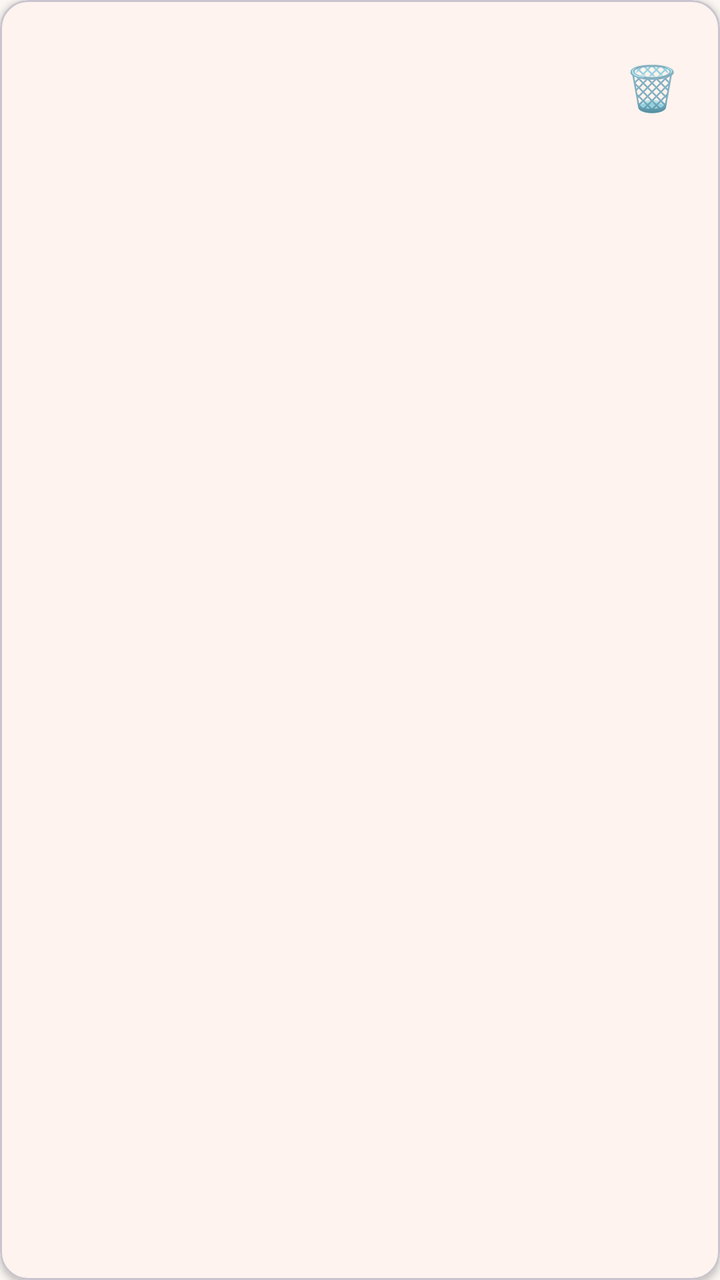
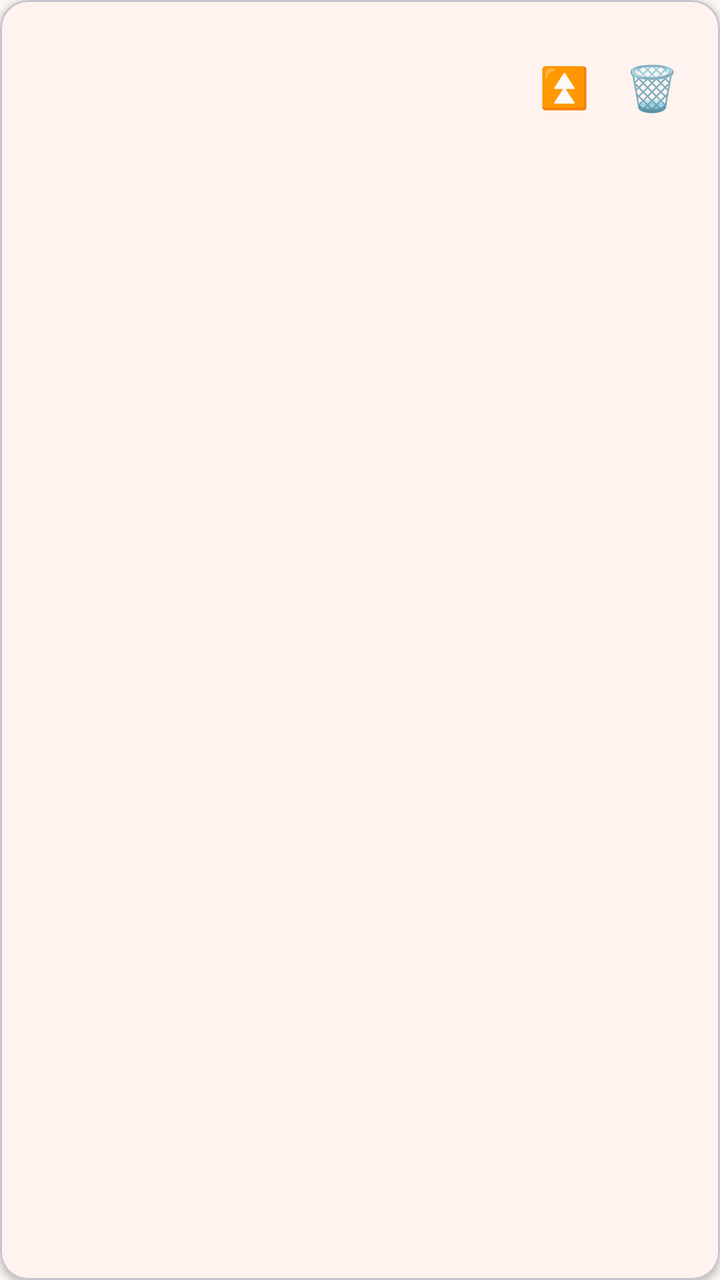

The first picture is an Android layout as it rendered before a commit; the second is the same layout after the commit. The layout source and the unified diff follow.
<!-- AndroidManifest.xml: application theme AppTheme -->
<!-- res/layout/item_downloaded.xml -->
<?xml version="1.0" encoding="utf-8"?>
<com.google.android.material.card.MaterialCardView
    xmlns:android="http://schemas.android.com/apk/res/android"
    xmlns:app="http://schemas.android.com/apk/res-auto"
    android:layout_width="match_parent"
    android:layout_height="wrap_content"
    android:layout_marginBottom="10dp"
    app:cardCornerRadius="14dp"
    app:cardElevation="2dp"
    app:cardBackgroundColor="?attr/colorSurface">

    <LinearLayout
        android:id="@+id/itemRoot"
        android:layout_width="match_parent"
        android:layout_height="wrap_content"
        android:orientation="horizontal"
        android:gravity="center_vertical"
        android:padding="12dp"
        android:foreground="?attr/selectableItemBackground"
        android:clickable="true"
        android:focusable="true">

        <LinearLayout
            android:layout_width="0dp"
            android:layout_height="wrap_content"
            android:layout_weight="1"
            android:orientation="vertical">
            <TextView
                android:id="@+id/dlName"
                android:layout_width="match_parent"
                android:layout_height="wrap_content"
                android:textSize="16sp"
                android:textStyle="bold"
                android:textColor="?attr/colorOnSurface"
                android:maxLines="1"
                android:ellipsize="end"/>
            <TextView
                android:id="@+id/dlArtist"
                android:layout_width="match_parent"
                android:layout_height="wrap_content"
                android:textSize="13sp"
                android:textColor="?attr/colorOnSurfaceVariant"
                android:paddingTop="3dp"
                android:maxLines="1"
                android:ellipsize="end"/>
            <LinearLayout
                android:layout_width="match_parent"
                android:layout_height="wrap_content"
                android:orientation="horizontal"
                android:paddingTop="6dp">
                <TextView
                    android:id="@+id/dlSource"
                    android:layout_width="wrap_content"
                    android:layout_height="wrap_content"
                    android:textSize="11sp"
                    android:textColor="?attr/colorPrimary"
                    android:paddingEnd="10dp"/>
                <TextView
                    android:id="@+id/dlSize"
                    android:layout_width="wrap_content"
                    android:layout_height="wrap_content"
                    android:textSize="11sp"
                    android:textColor="?attr/colorOnSurfaceVariant"/>
            </LinearLayout>
        </LinearLayout>

        <TextView
            android:id="@+id/dlDelete"
            android:layout_width="44dp"
            android:layout_height="44dp"
            android:gravity="center"
            android:textSize="22sp"
            android:text="🗑"
            android:textColor="@color/download_err"/>
    </LinearLayout>
</com.google.android.material.card.MaterialCardView>
<!-- resources referenced by this layout -->
<resources>
  <color name="download_err">#E5484D</color>
  <style name="AppTheme" parent="Theme.Material3.DayNight.NoActionBar">
          <item name="colorPrimary">@color/primary</item>
          <item name="colorPrimaryDark">@color/primary_dark</item>
          <item name="colorAccent">@color/primary</item>
          <item name="android:colorBackground">@color/background</item>
          <item name="colorSurface">@color/surface</item>
          <item name="colorOnSurface">@color/on_surface</item>
          <item name="colorOnSurfaceVariant">@color/on_surface_variant</item>
          <item name="android:windowLightStatusBar">true</item>
          <item name="android:statusBarColor">@color/background</item>
          <item name="android:navigationBarColor">@color/background</item>
          <item name="android:fontFamily">sans-serif</item>
      </style>
  <color name="primary">#F55E1A</color>
  <color name="primary_dark">#C93A0D</color>
  <color name="background">#FAF6F2</color>
  <color name="surface">#FFFFFF</color>
  <color name="on_surface">#241A14</color>
  <color name="on_surface_variant">#7A6A60</color>
</resources>

<!-- the commit's change to res/layout/item_downloaded.xml (unified diff, before → after) -->
@@ -65,6 +65,16 @@
         </LinearLayout>
 
         <TextView
+            android:id="@+id/dlInsert"
+            android:layout_width="44dp"
+            android:layout_height="44dp"
+            android:gravity="center"
+            android:textSize="20sp"
+            android:text="⏫"
+            android:textColor="@color/primary"
+            android:contentDescription="插入播放列表最前面并播放"/>
+
+        <TextView
             android:id="@+id/dlDelete"
             android:layout_width="44dp"
             android:layout_height="44dp"
